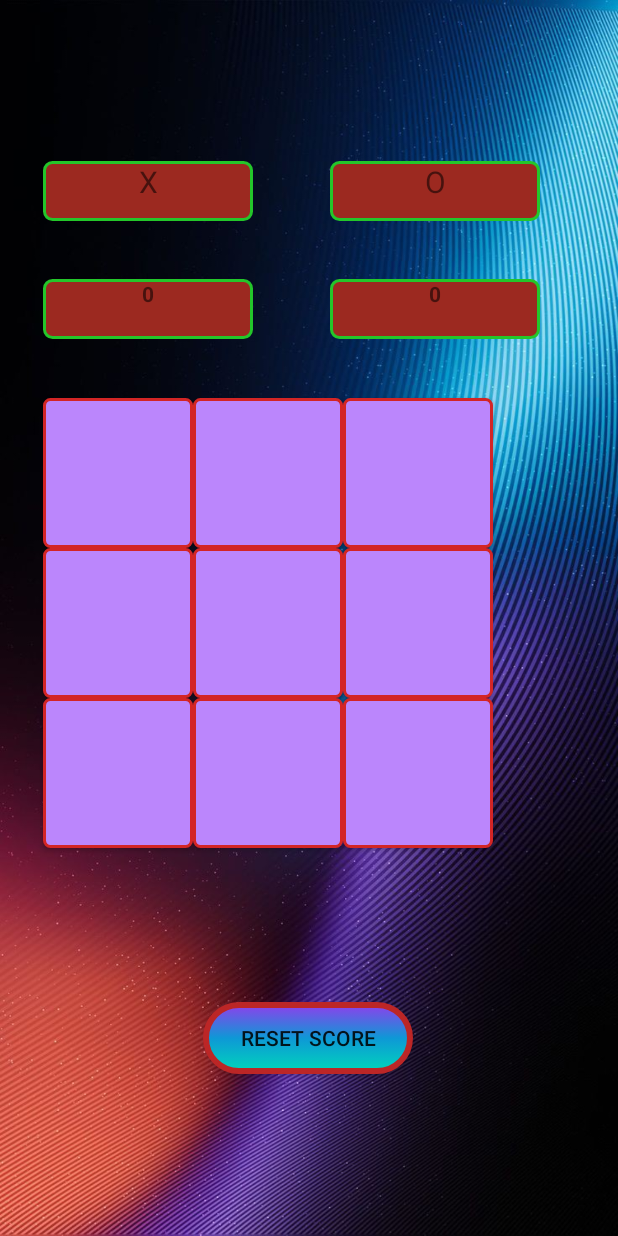
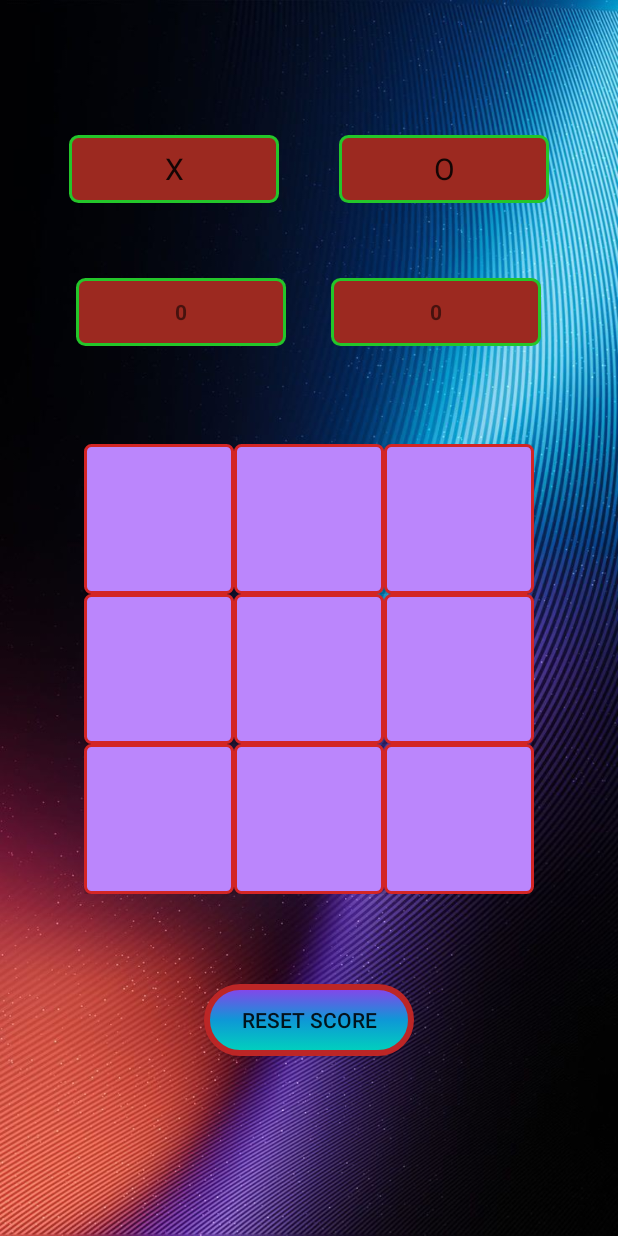
Before and after one commit to badal1221/Tictactoe, an Android app: the screen it shows after launch (MainActivity), on a phone screen of 412 x 824 dp. Run offline under Robolectric (Android 15) with nearby library versions, the phone set to English and light mode, and no system bars.

Commit message:
Designed UI

```diff
--- a/app/src/main/java/com/example/tiktaktoe/MainActivity.java
+++ b/app/src/main/java/com/example/tiktaktoe/MainActivity.java
@@ -3,6 +3,7 @@ package com.example.tiktaktoe;
 import androidx.appcompat.app.AppCompatActivity;
 
 import android.content.DialogInterface;
+import android.content.pm.ActivityInfo;
 import android.graphics.Color;
 import android.graphics.drawable.Drawable;
 import android.os.Bundle;
@@ -17,10 +18,10 @@ public class MainActivity extends AppCompatActivity {
     private Button btn1,btn2,btn3,btn4,btn5,btn6,btn7,btn8,btn9,resetscr;
     private TextView textView1,textView2,textView3,textView4;
     int flag=0,count=0;
-    private  String TEXT_CONTENTS;
     @Override
     protected void onCreate(Bundle savedInstanceState) {
         super.onCreate(savedInstanceState);
+        setRequestedOrientation(ActivityInfo.SCREEN_ORIENTATION_PORTRAIT);
         setContentView(R.layout.activity_main);
         btn1=findViewById(R.id.btn1);
         btn2=findViewById(R.id.btn2);
--- a/app/src/main/java/com/example/tiktaktoe/splashscreen.java
+++ b/app/src/main/java/com/example/tiktaktoe/splashscreen.java
@@ -3,14 +3,18 @@ package com.example.tiktaktoe;
 import androidx.appcompat.app.AppCompatActivity;
 
 import android.content.Intent;
+import android.content.pm.ActivityInfo;
 import android.os.Bundle;
 import android.os.Handler;
+import android.view.WindowManager;
 
 public class splashscreen extends AppCompatActivity {
 
     @Override
     protected void onCreate(Bundle savedInstanceState) {
         super.onCreate(savedInstanceState);
+        getWindow().setFlags(WindowManager.LayoutParams.FLAG_LAYOUT_NO_LIMITS,WindowManager.LayoutParams.FLAG_LAYOUT_NO_LIMITS);
+        setRequestedOrientation(ActivityInfo.SCREEN_ORIENTATION_PORTRAIT);
         setContentView(R.layout.activity_splashscreen);
         Intent intent=new Intent(splashscreen.this,MainActivity.class);
         new Handler().postDelayed(new Runnable() {
--- a/app/src/main/res/layout/activity_main.xml
+++ b/app/src/main/res/layout/activity_main.xml
@@ -1,70 +1,89 @@
 <?xml version="1.0" encoding="utf-8"?>
-<androidx.constraintlayout.widget.ConstraintLayout xmlns:android="http://schemas.android.com/apk/res/android"
+<RelativeLayout xmlns:android="http://schemas.android.com/apk/res/android"
     xmlns:app="http://schemas.android.com/apk/res-auto"
     xmlns:tools="http://schemas.android.com/tools"
     android:layout_width="match_parent"
     android:layout_height="match_parent"
     android:background="@drawable/bg1"
     android:textAlignment="center"
-    tools:context=".MainActivity">
+    tools:context=".MainActivity"
+    android:orientation="vertical">
 
+    <LinearLayout
+        android:id="@+id/ll1"
+        android:layout_width="wrap_content"
+        android:layout_height="wrap_content"
+        android:layout_centerHorizontal="true"
+        android:layout_marginTop="90sp">
+
+        <TextView
+            android:id="@+id/textView1"
+            android:layout_width="140dp"
+            android:layout_height="45dp"
+            android:layout_weight="1"
+            android:background="@drawable/custom_tv_bg"
+            android:gravity="center"
+            android:textAppearance="?android:attr/textAppearanceLarge"
+            android:textSize="20sp" />
+
+        <TextView
+            android:id="@+id/textView2"
+            android:layout_width="140dp"
+            android:layout_height="45dp"
+            android:layout_marginStart="40dp"
+            android:layout_weight="1"
+            android:background="@drawable/custom_tv_bg"
+            android:gravity="center"
+            android:textAppearance="?android:attr/textAppearanceLarge"
+            android:textSize="20sp" />
+    </LinearLayout>
+
+    <LinearLayout
+        android:id="@+id/ll2"
+        android:layout_width="wrap_content"
+        android:layout_height="wrap_content"
+        android:layout_below="@+id/ll1"
+        android:layout_centerHorizontal="true"
+        android:layout_marginTop="50sp"
+        android:orientation="horizontal">
+
+        <TextView
+            android:id="@+id/textView3"
+            android:layout_width="140dp"
+            android:layout_height="45dp"
+            android:layout_weight="1"
+            android:background="@drawable/custom_tv_bg"
+            android:gravity="center"
+            android:textStyle="bold" />
+
+        <TextView
+            android:id="@+id/textview4"
+            android:layout_width="140dp"
+            android:layout_height="45dp"
+            android:layout_marginStart="30sp"
+            android:layout_weight="1"
+            android:background="@drawable/custom_tv_bg"
+            android:gravity="center"
+            android:textStyle="bold" />
+
+    </LinearLayout>
+
+    <LinearLayout
+        android:layout_width="300dp"
+        android:layout_height="wrap_content"
+        android:layout_marginTop="65sp"
+        android:id="@+id/ll3"
+        android:orientation="horizontal"
+        android:layout_below="@id/ll2"
+        android:layout_centerHorizontal="true">
             <Button
-        android:id="@+id/btn4"
+                android:id="@+id/btn1"
                 android:layout_width="100dp"
                 android:layout_height="100dp"
                 android:background="@drawable/custom_btnn_bg"
                 android:onClick="clck"
-        android:textSize="24dp"
-        app:layout_constraintBottom_toBottomOf="parent"
-        app:layout_constraintEnd_toEndOf="@+id/btn1"
-        app:layout_constraintHorizontal_bias="0.0"
-        app:layout_constraintStart_toStartOf="@+id/btn1"
-        app:layout_constraintTop_toBottomOf="@+id/btn1"
-        app:layout_constraintVertical_bias="0.0" />
-
-    <androidx.constraintlayout.widget.Guideline
-        android:id="@+id/guideline7"
-        android:layout_width="wrap_content"
-        android:layout_height="wrap_content"
-        android:orientation="vertical"
-        app:layout_constraintGuide_end="16dp" />
-
-    <androidx.constraintlayout.widget.Guideline
-        android:id="@+id/guideline8"
-        android:layout_width="wrap_content"
-        android:layout_height="wrap_content"
-        android:orientation="vertical"
-        app:layout_constraintGuide_begin="16dp" />
-
-    <androidx.constraintlayout.widget.Guideline
-        android:id="@+id/guideline9"
-        android:layout_width="wrap_content"
-        android:layout_height="wrap_content"
-        android:orientation="horizontal"
-        app:layout_constraintGuide_percent="0.32" />
-
-    <androidx.constraintlayout.widget.Guideline
-        android:id="@+id/guideline10"
-        android:layout_width="wrap_content"
-        android:layout_height="wrap_content"
-        android:orientation="horizontal"
-        app:layout_constraintGuide_percent="0.71" />
-
-    <Button
-        android:id="@+id/btn1"
-        android:layout_width="100dp"
-        android:layout_height="100dp"
-        android:layout_marginStart="4dp"
-        android:layout_marginBottom="396dp"
-        android:background="@drawable/custom_btnn_bg"
-        android:onClick="clck"
-        android:textSize="24dp"
-        app:layout_constraintBottom_toBottomOf="parent"
-        app:layout_constraintEnd_toStartOf="@+id/guideline7"
-        app:layout_constraintHorizontal_bias="0.032"
-        app:layout_constraintStart_toStartOf="@+id/guideline8"
-        app:layout_constraintTop_toTopOf="@+id/guideline9"
-        app:layout_constraintVertical_bias="0.026" />
+                android:textSize="30sp"
+                android:layout_weight="1"/>
 
             <Button
                 android:id="@+id/btn2"
@@ -72,13 +91,9 @@
                 android:layout_height="100dp"
                 android:background="@drawable/custom_btnn_bg"
                 android:onClick="clck"
-        android:textSize="24dp"
-        app:layout_constraintBottom_toBottomOf="@+id/btn1"
-        app:layout_constraintEnd_toStartOf="@+id/guideline7"
-        app:layout_constraintHorizontal_bias="0.0"
-        app:layout_constraintStart_toEndOf="@+id/btn1"
-        app:layout_constraintTop_toTopOf="@+id/guideline9"
-        app:layout_constraintVertical_bias="1.0" />
+                android:textSize="30sp"
+                android:layout_weight="1"
+                />
 
             <Button
                 android:id="@+id/btn3"
@@ -86,13 +101,25 @@
                 android:layout_height="100dp"
                 android:background="@drawable/custom_btnn_bg"
                 android:onClick="clck"
-        android:textSize="24dp"
-        app:layout_constraintBottom_toBottomOf="@+id/btn2"
-        app:layout_constraintEnd_toStartOf="@+id/guideline7"
-        app:layout_constraintHorizontal_bias="0.0"
-        app:layout_constraintStart_toEndOf="@+id/btn2"
-        app:layout_constraintTop_toTopOf="@+id/guideline9"
-        app:layout_constraintVertical_bias="1.0" />
+                android:textSize="30sp"
+                android:layout_weight="1"/>
+
+    </LinearLayout>
+    <LinearLayout
+        android:layout_width="300dp"
+        android:layout_height="wrap_content"
+        android:id="@+id/ll4"
+        android:orientation="horizontal"
+        android:layout_below="@id/ll3"
+        android:layout_centerHorizontal="true">
+        <Button
+            android:id="@+id/btn4"
+            android:layout_width="100dp"
+            android:layout_height="100dp"
+            android:background="@drawable/custom_btnn_bg"
+            android:onClick="clck"
+            android:textSize="30sp"
+            android:layout_weight="1"/>
 
         <Button
             android:id="@+id/btn5"
@@ -100,13 +127,9 @@
             android:layout_height="100dp"
             android:background="@drawable/custom_btnn_bg"
             android:onClick="clck"
-        android:textSize="24dp"
-        app:layout_constraintBottom_toBottomOf="@+id/btn4"
-        app:layout_constraintEnd_toEndOf="@+id/btn2"
-        app:layout_constraintHorizontal_bias="1.0"
-        app:layout_constraintStart_toStartOf="@+id/btn2"
-        app:layout_constraintTop_toBottomOf="@+id/btn2"
-        app:layout_constraintVertical_bias="0.0" />
+            android:textSize="30sp"
+            android:layout_weight="1"
+            />
 
         <Button
             android:id="@+id/btn6"
@@ -114,27 +137,24 @@
             android:layout_height="100dp"
             android:background="@drawable/custom_btnn_bg"
             android:onClick="clck"
-        android:textSize="24dp"
-        app:layout_constraintBottom_toBottomOf="@+id/btn5"
-        app:layout_constraintEnd_toEndOf="@+id/btn3"
-        app:layout_constraintHorizontal_bias="0.0"
-        app:layout_constraintStart_toStartOf="@+id/btn3"
-        app:layout_constraintTop_toBottomOf="@+id/btn2"
-        app:layout_constraintVertical_bias="1.0" />
-
+            android:textSize="30sp"
+            android:layout_weight="1"/>
+    </LinearLayout>
+    <LinearLayout
+        android:layout_width="300dp"
+        android:layout_height="wrap_content"
+        android:id="@+id/ll5"
+        android:orientation="horizontal"
+        android:layout_below="@id/ll4"
+        android:layout_centerHorizontal="true">
         <Button
             android:id="@+id/btn7"
             android:layout_width="100dp"
             android:layout_height="100dp"
             android:background="@drawable/custom_btnn_bg"
             android:onClick="clck"
-        android:textSize="24dp"
-        app:layout_constraintBottom_toTopOf="@+id/guideline10"
-        app:layout_constraintEnd_toEndOf="@+id/btn4"
-        app:layout_constraintHorizontal_bias="0.0"
-        app:layout_constraintStart_toStartOf="@+id/btn4"
-        app:layout_constraintTop_toBottomOf="@+id/btn4"
-        app:layout_constraintVertical_bias="0.0" />
+            android:textSize="30sp"
+            android:layout_weight="1"/>
 
         <Button
             android:id="@+id/btn8"
@@ -142,13 +162,9 @@
             android:layout_height="100dp"
             android:background="@drawable/custom_btnn_bg"
             android:onClick="clck"
-        android:textSize="24dp"
-        app:layout_constraintBottom_toTopOf="@+id/guideline10"
-        app:layout_constraintEnd_toEndOf="@+id/btn5"
-        app:layout_constraintHorizontal_bias="0.0"
-        app:layout_constraintStart_toStartOf="@+id/btn5"
-        app:layout_constraintTop_toBottomOf="@+id/btn4"
-        app:layout_constraintVertical_bias="0.0" />
+            android:textSize="30sp"
+            android:layout_weight="1"
+            />
 
         <Button
             android:id="@+id/btn9"
@@ -156,75 +172,17 @@
             android:layout_height="100dp"
             android:background="@drawable/custom_btnn_bg"
             android:onClick="clck"
-        android:textSize="24dp"
-        app:layout_constraintBottom_toBottomOf="@+id/btn8"
-        app:layout_constraintEnd_toEndOf="@+id/btn6"
-        app:layout_constraintHorizontal_bias="0.0"
-        app:layout_constraintStart_toStartOf="@+id/btn6"
-        app:layout_constraintTop_toTopOf="@+id/btn8"
-        app:layout_constraintVertical_bias="0.0" />
+            android:textSize="30sp"
+            android:layout_weight="1" />
 
-    <TextView
-        android:id="@+id/textView1"
-        android:layout_width="140dp"
-        android:layout_height="40dp"
-        android:background="@drawable/custom_tv_bg"
-        android:textAlignment="center"
-        android:textSize="20sp"
-        app:layout_constraintBottom_toTopOf="@+id/guideline9"
-        app:layout_constraintEnd_toStartOf="@+id/guideline7"
-        app:layout_constraintHorizontal_bias="0.054"
-        app:layout_constraintStart_toStartOf="@+id/guideline8"
-        app:layout_constraintTop_toTopOf="parent"
-        app:layout_constraintVertical_bias="0.479" />
-
-    <TextView
-        android:id="@+id/textView2"
-        android:layout_width="140dp"
-        android:layout_height="40dp"
-        android:background="@drawable/custom_tv_bg"
-        android:textAlignment="center"
-        android:textSize="20sp"
-        app:layout_constraintBottom_toBottomOf="@+id/textView1"
-        app:layout_constraintEnd_toStartOf="@+id/guideline7"
-        app:layout_constraintHorizontal_bias="0.587"
-        app:layout_constraintStart_toEndOf="@+id/textView1"
-        app:layout_constraintTop_toTopOf="@+id/textView1" />
-
-    <TextView
-        android:id="@+id/textView3"
-        android:layout_width="140dp"
-        android:layout_height="40dp"
-        android:background="@drawable/custom_tv_bg"
-        android:textAlignment="center"
-        android:textStyle="bold"
-        app:layout_constraintBottom_toTopOf="@+id/guideline9"
-        app:layout_constraintEnd_toEndOf="@+id/textView1"
-        app:layout_constraintStart_toStartOf="@+id/textView1"
-        app:layout_constraintTop_toBottomOf="@+id/textView1" />
-
-    <TextView
-        android:id="@+id/textview4"
-        android:layout_width="140dp"
-        android:layout_height="40dp"
-        android:background="@drawable/custom_tv_bg"
-        android:textAlignment="center"
-        android:textStyle="bold"
-        app:layout_constraintBottom_toBottomOf="@+id/textView3"
-        app:layout_constraintEnd_toEndOf="@+id/textView2"
-        app:layout_constraintStart_toStartOf="@+id/textView2"
-        app:layout_constraintTop_toTopOf="@+id/textView3" />
-
+    </LinearLayout>
     <Button
             android:id="@+id/resetscr"
             android:layout_width="140dp"
             android:layout_height="wrap_content"
             android:background="@drawable/custom_btn_bg"
             android:text="RESET SCORE"
-        app:layout_constraintBottom_toBottomOf="parent"
-        app:layout_constraintEnd_toEndOf="parent"
-        app:layout_constraintHorizontal_bias="0.498"
-        app:layout_constraintStart_toStartOf="parent"
-        app:layout_constraintTop_toTopOf="@+id/guideline10"
-        app:layout_constraintVertical_bias="0.432" />
-</androidx.constraintlayout.widget.ConstraintLayout>
+            android:layout_marginTop="60dp"
+            android:layout_below="@id/ll5"
+        android:layout_centerHorizontal="true"/>
+</RelativeLayout>
```
Lines whose indentation alone changed are shown as unchanged.
